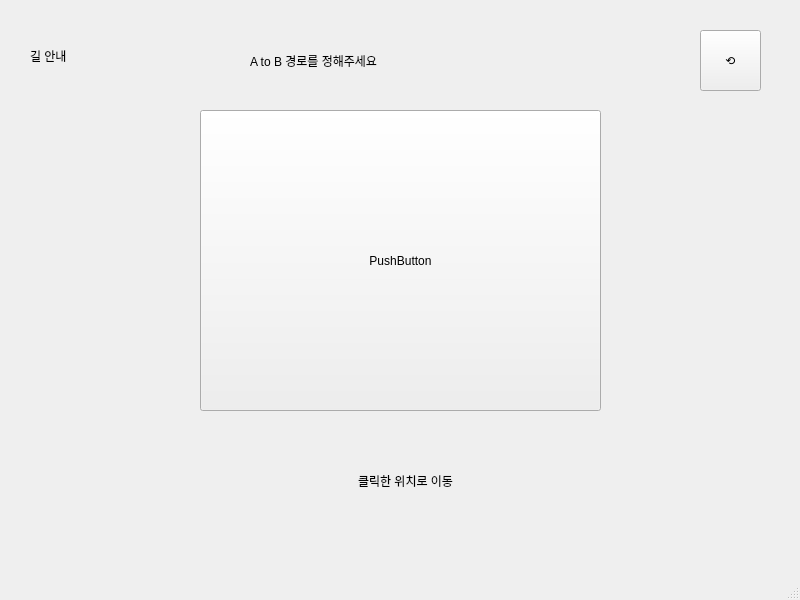
Above: ui/Nav.ui from speae/paho.mqtt_py_demo before the change. Below: the same form after it.
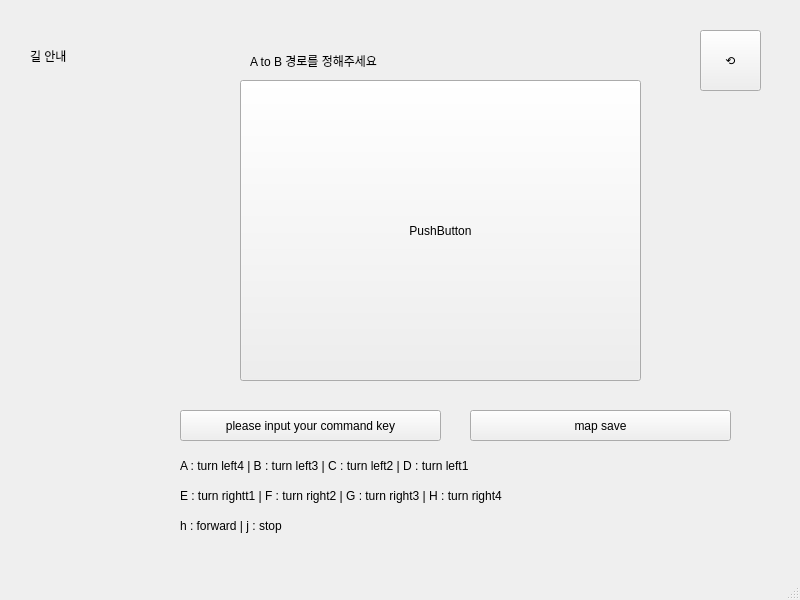
That is the form after the change. Icons and pictures are not drawn.

```diff
--- a/ui/Nav.ui
+++ b/ui/Nav.ui
@@ -46,28 +46,6 @@
      <string>A to B 경로를 정해주세요</string>
     </property>
    </widget>
-   <widget class="QLabel" name="label_3">
-    <property name="geometry">
-     <rect>
-      <x>200</x>
-      <y>430</y>
-      <width>411</width>
-      <height>101</height>
-     </rect>
-    </property>
-    <property name="layoutDirection">
-     <enum>Qt::LeftToRight</enum>
-    </property>
-    <property name="styleSheet">
-     <string notr="true">font: 26pt &quot;BM DoHyeon OTF&quot;;</string>
-    </property>
-    <property name="text">
-     <string>클릭한 위치로 이동</string>
-    </property>
-    <property name="alignment">
-     <set>Qt::AlignCenter</set>
-    </property>
-   </widget>
    <widget class="QPushButton" name="Nav_Window_Cancle_Btn">
     <property name="geometry">
      <rect>
@@ -87,8 +65,8 @@
    <widget class="QPushButton" name="Nav_Action_Btn">
     <property name="geometry">
      <rect>
-      <x>200</x>
-      <y>110</y>
+      <x>240</x>
+      <y>80</y>
       <width>401</width>
       <height>301</height>
      </rect>
@@ -100,6 +78,71 @@
      <string>PushButton</string>
     </property>
    </widget>
+   <widget class="QLabel" name="label_3">
+    <property name="geometry">
+     <rect>
+      <x>180</x>
+      <y>450</y>
+      <width>441</width>
+      <height>31</height>
+     </rect>
+    </property>
+    <property name="text">
+     <string>A : turn left4 | B : turn left3 | C : turn left2 | D : turn left1</string>
+    </property>
+   </widget>
+   <widget class="QLabel" name="label_4">
+    <property name="geometry">
+     <rect>
+      <x>180</x>
+      <y>480</y>
+      <width>481</width>
+      <height>31</height>
+     </rect>
+    </property>
+    <property name="text">
+     <string>E : turn rightt1 | F : turn right2 | G : turn right3 | H : turn right4</string>
+    </property>
+   </widget>
+   <widget class="QLabel" name="label_5">
+    <property name="geometry">
+     <rect>
+      <x>180</x>
+      <y>510</y>
+      <width>441</width>
+      <height>31</height>
+     </rect>
+    </property>
+    <property name="text">
+     <string>h : forward | j : stop</string>
+    </property>
+   </widget>
+   <widget class="QPushButton" name="Command_Start_Btn">
+    <property name="geometry">
+     <rect>
+      <x>180</x>
+      <y>410</y>
+      <width>261</width>
+      <height>31</height>
+     </rect>
+    </property>
+    <property name="text">
+     <string>please input your command key</string>
+    </property>
+   </widget>
+   <widget class="QPushButton" name="Map_Save_Btn">
+    <property name="geometry">
+     <rect>
+      <x>470</x>
+      <y>410</y>
+      <width>261</width>
+      <height>31</height>
+     </rect>
+    </property>
+    <property name="text">
+     <string>map save</string>
+    </property>
+   </widget>
   </widget>
   <widget class="QMenuBar" name="menubar">
    <property name="geometry">
```
